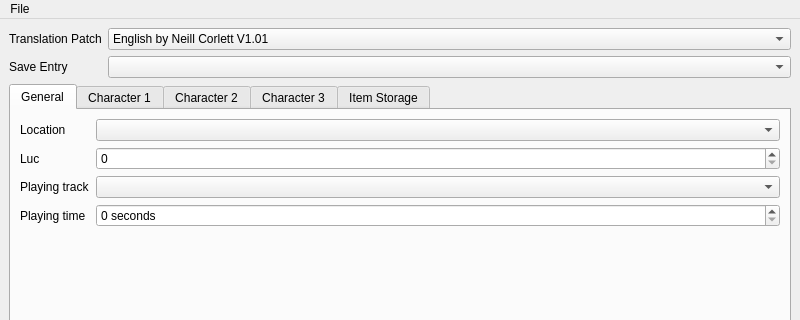
rrooij/sd3save_editor, file sd3save_editor/gui/mainwindow.ui: the form before one commit; both pictures show x 0 to 800 and y 0 to 320 of the 800 by 600 pixel window.
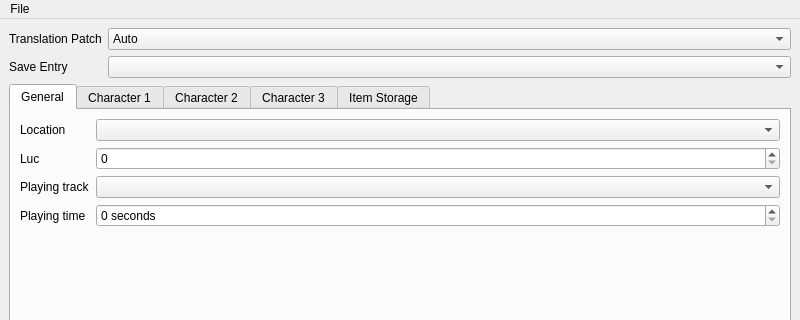
The form after the commit.

Commit message:
Auto-detect language from filename
- Includes tests for various filenames
- Updates the docs

The edit to the form file:
```diff
--- a/sd3save_editor/gui/mainwindow.ui
+++ b/sd3save_editor/gui/mainwindow.ui
@@ -405,6 +405,11 @@
       </item>
       <item row="0" column="1">
        <widget class="QComboBox" name="languageComboBox">
+        <item>
+         <property name="text">
+          <string>Auto</string>
+         </property>
+        </item>
         <item>
          <property name="text">
           <string>English by Neill Corlett V1.01</string>
```
The commit also changes 4 other files.
